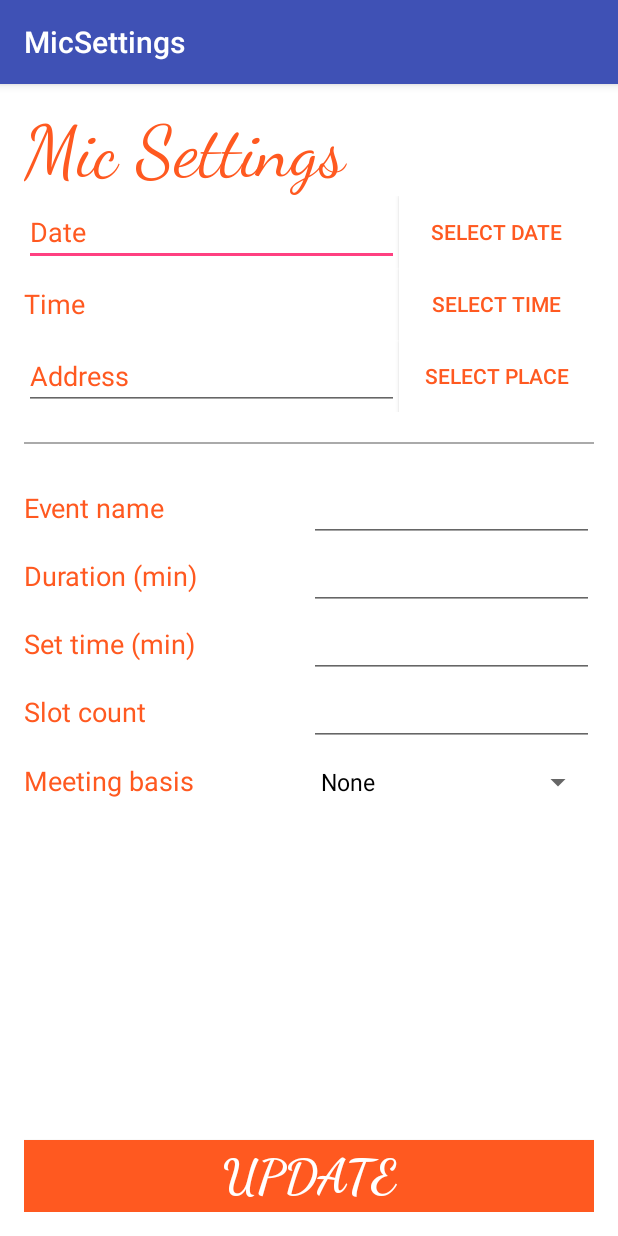
After one commit to StephenAman/CS-194, an Android app: the MicSettings screen opened directly, with no data from a screen before it, on a phone screen of 412 x 824 dp. The commit adds this screen. Run offline under Robolectric (Android 15) with nearby library versions, the phone set to English and light mode, and no system bars; 5 statements that could not run were skipped.

Commit message:
Pulling in new methods for updating

```diff
--- a/Micspot/app/src/main/AndroidManifest.xml
+++ b/Micspot/app/src/main/AndroidManifest.xml
@@ -46,6 +46,9 @@
             android:name=".SignUpActivity"
             android:label="@string/title_activity_sign_up" />
         <activity
+            android:name=".MicSettings"
+            android:label="MicSettings" />
+        <activity
             android:name=".CreateMic"
             android:theme="@style/AppTheme.NoActionBar">
         </activity>
--- /dev/null
+++ b/Micspot/app/src/main/java/com/example/pball/micspot/MicSettings.java
@@ -0,0 +1,256 @@
+package com.example.pball.micspot;
+
+
+import android.os.Bundle;
+import android.app.Activity;
+import android.view.LayoutInflater;
+import android.widget.ArrayAdapter;
+import android.widget.ListView;
+import android.content.Context;
+import android.view.View;
+import android.view.ViewGroup;
+import android.widget.TextView;
+import android.widget.Button;
+
+import retrofit2.Call;
+import retrofit2.Callback;
+import retrofit2.Response;
+
+import java.io.IOException;
+import android.app.DatePickerDialog;
+import android.app.DatePickerDialog.OnDateSetListener;
+import android.app.TimePickerDialog;
+import android.app.TimePickerDialog.OnTimeSetListener;
+import android.content.Intent;
+import android.os.Bundle;
+import android.support.v7.app.AppCompatActivity;
+import android.view.View;
+import android.widget.ArrayAdapter;
+import android.widget.DatePicker;
+import android.widget.EditText;
+import android.widget.Spinner;
+import android.widget.TimePicker;
+import android.widget.Toast;
+
+import com.google.android.gms.location.places.Place;
+import com.google.android.gms.location.places.ui.PlacePicker;
+
+import java.io.IOException;
+import java.text.SimpleDateFormat;
+import java.util.Calendar;
+import java.util.Date;
+
+import retrofit2.Call;
+import retrofit2.Callback;
+import retrofit2.Response;
+
+public class MicSettings extends AppCompatActivity {
+    private static final String PREF_FILE = "SharedPrefs";
+    private static final int PLACE_PICKER_REQUEST = 1;
+    private MicSpotService service;
+    private EditText dateField;
+    private EditText timeField;
+    private EditText addressField;
+    private Date chosenDate;
+    private MicSpotService.Mic mic;
+    private Date chosenTime;
+    private Place chosenPlace;
+    private String micId;
+    private String userId;
+    private String jwt;
+
+    @Override
+    protected void onCreate(Bundle savedInstanceState) {
+        super.onCreate(savedInstanceState);
+
+        Bundle b = this.getIntent().getExtras();
+        if (b != null) {
+            mic = b.getParcelable("MicSpotService.Mic");
+        }
+        setContentView(R.layout.activity_settings);
+
+
+        // Configure selection fields
+        dateField = (EditText) findViewById(R.id.mic_date_field);
+        timeField = (EditText) findViewById(R.id.mic_time_field);
+        addressField = (EditText) findViewById(R.id.mic_address_field);
+        dateField.setKeyListener(null);
+        timeField.setKeyListener(null);
+        addressField.setKeyListener(null);
+
+
+
+
+
+        // Configure spinner
+        Spinner spinner = (Spinner) findViewById(R.id.mic_meeting_basis_spinner);
+        ArrayAdapter<CharSequence> adapter = ArrayAdapter.createFromResource(this,
+                R.array.meeting_basis_options, android.R.layout.simple_spinner_dropdown_item);
+        spinner.setAdapter(adapter);
+
+        addressField.setText(mic.venueAddress);
+
+
+
+//        SimpleDateFormat formatter = new SimpleDateFormat("MM-dd-YYYY");
+//        dateField.setText(formatter.format(mic.startDate.getTime()));
+
+
+//        formatter = new SimpleDateFormat("hh:mm a");
+//        timeField.setText(formatter.format(mic.startDate.getTime()));
+
+
+
+
+        EditText nameField = (EditText) findViewById(R.id.mic_name_field);
+        EditText durationField = (EditText) findViewById(R.id.mic_duration_field);
+        EditText setTimeField = (EditText) findViewById(R.id.mic_set_time_field);
+        EditText numSlotsField = (EditText) findViewById(R.id.mic_num_slots_field);
+        nameField.setText(mic.micName);
+        durationField.setText( (int)mic.duration + "");
+        setTimeField.setText( (int)mic.setTime + "");
+        numSlotsField.setText((int) mic.numSlots+"");
+
+
+        //timeField.setText(mic.setTime);
+//        spinner.setAdapter(adapter);
+//        if (!mic.meetingBasis.equals(null)) {
+//            int spinnerPosition = adapter.getPosition(mic.meetingBasis);
+//            spinner.setSelection(spinnerPosition);
+//        }
+
+    }
+
+
+    public void showDatePicker(View v) {
+        Calendar c = Calendar.getInstance();
+        int day = c.get(Calendar.DAY_OF_MONTH);
+        int month = c.get(Calendar.MONTH);
+        int year = c.get(Calendar.YEAR);
+        DatePickerDialog dialog = new DatePickerDialog(
+                this, new DateFieldListener(), year, month, day
+        );
+        dialog.show();
+    }
+
+    public class DateFieldListener implements OnDateSetListener {
+        public void onDateSet(DatePicker view, int year, int month, int day) {
+            Calendar c = Calendar.getInstance();
+            c.set(year, month, day, 0, 0);
+            chosenDate = c.getTime();
+            SimpleDateFormat formatter = new SimpleDateFormat("MM-dd-YYYY");
+            dateField.setText(formatter.format(c.getTime()));
+        }
+    }
+
+    public void showTimePicker(View v) {
+        Calendar c = Calendar.getInstance();
+        int hour = c.get(Calendar.HOUR_OF_DAY);
+        TimePickerDialog dialog = new TimePickerDialog(
+                this, new TimeFieldListener(), hour, 0, false
+        );
+        dialog.show();
+    }
+
+    public class TimeFieldListener implements OnTimeSetListener {
+        public void onTimeSet(TimePicker view, int hour, int minute) {
+            Calendar c = Calendar.getInstance();
+            c.set(2000, 0, 0, hour, minute);
+            chosenTime = c.getTime();
+            SimpleDateFormat formatter = new SimpleDateFormat("hh:mm a");
+            timeField.setText(formatter.format(c.getTime()));
+        }
+    }
+
+    public void showPlacePicker(View v) {
+        try {
+            PlacePicker.IntentBuilder builder = new PlacePicker.IntentBuilder();
+            startActivityForResult(builder.build(this), PLACE_PICKER_REQUEST);
+        } catch (Exception e) {
+            e.printStackTrace();
+        }
+    }
+
+    protected void onActivityResult(int requestCode, int resultCode, Intent data) {
+        if (requestCode == PLACE_PICKER_REQUEST) {
+            if (resultCode == RESULT_OK) {
+                Place place = PlacePicker.getPlace(data, this);
+                chosenPlace = place;
+                addressField.setText(place.getAddress());
+            }
+        }
+    }
+
+    public void tryCreateMic(View v) {
+        // Validate fields
+        EditText nameField = (EditText) findViewById(R.id.mic_name_field);
+        EditText durationField = (EditText) findViewById(R.id.mic_duration_field);
+        EditText setTimeField = (EditText) findViewById(R.id.mic_set_time_field);
+        EditText numSlotsField = (EditText) findViewById(R.id.mic_num_slots_field);
+
+        if (
+                isEmpty(dateField) || isEmpty(timeField) || isEmpty(addressField) ||
+                isEmpty(nameField) || isEmpty(durationField) || isEmpty(setTimeField) ||
+                isEmpty(numSlotsField)) {
+            Toast toast = Toast.makeText(this, "All fields must be filled out", Toast.LENGTH_SHORT);
+            toast.show();
+            return;
+        }
+
+        // Get Spinner selection
+        String meetingBasis = ((Spinner)findViewById(R.id.mic_meeting_basis_spinner))
+                .getSelectedItem().toString();
+
+        // Combine date and time fields into one "date-time" object
+        Calendar a = Calendar.getInstance();
+        a.setTime(chosenDate);
+        Calendar b = Calendar.getInstance();
+        b.setTime(chosenTime);
+        a.set(Calendar.HOUR_OF_DAY, b.get(Calendar.HOUR_OF_DAY));
+        a.set(Calendar.MINUTE, b.get(Calendar.MINUTE));
+        a.set(Calendar.SECOND, 0);
+        a.set(Calendar.MILLISECOND, 0);
+
+        // Populate CreateMicData
+        MicSpotService.CreateMicData data = new MicSpotService.CreateMicData(
+                nameField.getText().toString(),
+                chosenPlace.getName().toString(),
+                chosenPlace.getAddress().toString(),
+                (float) chosenPlace.getLatLng().latitude,
+                (float) chosenPlace.getLatLng().longitude,
+                a.getTime(),
+                Integer.parseInt(durationField.getText().toString()),
+                meetingBasis,
+                Integer.parseInt(setTimeField.getText().toString()),
+                Integer.parseInt(numSlotsField.getText().toString())
+        );
+
+        // Send request
+        String jwt = getSharedPreferences(PREF_FILE, MODE_PRIVATE).getString("jwt", null);
+        MicSpotService.MicClient client = service.Create(jwt);
+        Call<Void> call = client.createMic(data);
+        call.enqueue(new Callback<Void>() {
+            @Override
+            public void onResponse(Call<Void> call, Response<Void> response) {
+                if (response.isSuccessful()) {
+                    Toast.makeText(
+                            MicSettings.this, "Mic was successfully created", Toast.LENGTH_SHORT
+                    ).show();
+                } else {
+                    Toast.makeText(MicSettings.this, "Failed to create mic", Toast.LENGTH_SHORT)
+                        .show();
+                }
+                finish();
+            }
+            @Override
+            public void onFailure(Call<Void> call, Throwable t) {
+                t.printStackTrace();
+            }
+        });
+    }
+
+
+    private boolean isEmpty(EditText text) {
+        return text.getText().toString().trim().length() == 0;
+    }
+}
--- a/Micspot/app/src/main/res/layout/activity_mic_map.xml
+++ b/Micspot/app/src/main/res/layout/activity_mic_map.xml
@@ -1,4 +1,5 @@
 <FrameLayout xmlns:android="http://schemas.android.com/apk/res/android"
+    xmlns:app="http://schemas.android.com/apk/res-auto"
     xmlns:tools="http://schemas.android.com/tools"
     android:layout_width="match_parent"
     android:layout_height="match_parent"
@@ -25,4 +26,8 @@
         android:textColor="@color/white"
         android:background="@drawable/round_button"
         android:onClick="createMic"/>
+
+
+
+
 </FrameLayout>
--- /dev/null
+++ b/Micspot/app/src/main/res/layout/activity_settings.xml
@@ -0,0 +1,275 @@
+<?xml version="1.0" encoding="utf-8"?>
+<RelativeLayout xmlns:android="http://schemas.android.com/apk/res/android"
+    xmlns:tools="http://schemas.android.com/tools"
+    android:id="@+id/activity_create_mic"
+    android:layout_width="match_parent"
+    android:layout_height="match_parent"
+    android:paddingBottom="@dimen/activity_vertical_margin"
+    android:paddingLeft="@dimen/activity_horizontal_margin"
+    android:paddingRight="@dimen/activity_horizontal_margin"
+    android:paddingTop="@dimen/activity_vertical_margin"
+    android:background="#FFFFFF"
+    tools:context="com.example.pball.micspot.CreateMic">
+
+    <LinearLayout
+        android:orientation="vertical"
+        android:layout_width="match_parent"
+        android:layout_height="wrap_content"
+        android:layout_alignParentTop="true"
+        android:layout_alignParentLeft="true"
+        android:layout_alignParentStart="true">
+
+        <TextView
+            android:text="Mic Settings"
+            android:textColor="@color/micspotOrange"
+            android:fontFamily="cursive"
+            android:textSize="48dp"
+            android:layout_width="match_parent"
+            android:id="@+id/textView3"
+            android:layout_height="wrap_content"
+            android:textAppearance="@android:style/TextAppearance.Material.Display1" />
+
+        <LinearLayout
+            android:orientation="horizontal"
+            android:layout_width="match_parent"
+            android:layout_height="wrap_content"
+            android:gravity="center_vertical">
+
+            <EditText
+                android:layout_width="wrap_content"
+                android:layout_height="wrap_content"
+                android:inputType="date"
+                android:ems="10"
+                android:id="@+id/mic_date_field"
+                android:layout_weight="1"
+                android:textColorHint="@color/micspotOrange"
+                android:textAlignment="viewStart"
+                android:hint="Date"/>
+
+            <Button
+                android:text="Select date"
+                android:textColor="@color/micspotOrange"
+                android:background="#FFFFFF"
+                android:layout_width="130dp"
+                android:layout_height="wrap_content"
+                android:id="@+id/date_button"
+                android:onClick="showDatePicker"/>
+
+        </LinearLayout>
+
+        <LinearLayout
+            android:orientation="horizontal"
+            android:layout_width="match_parent"
+            android:layout_height="match_parent"
+            android:layout_weight="1"
+            android:gravity="center_vertical">
+
+            <EditText
+                android:layout_width="wrap_content"
+                android:layout_height="wrap_content"
+                android:inputType="time"
+                android:ems="10"
+                android:id="@+id/mic_time_field"
+                android:layout_weight="1"
+                android:hint="Time"
+                android:textColorHint="@color/micspotOrange"
+                android:textColor="@color/micspotOrange"
+                android:background="#FFFFFF"
+                android:textAlignment="textStart" />
+
+            <Button
+                android:text="Select time"
+                android:textColor="@color/micspotOrange"
+                android:background="#FFFFFF"
+                android:layout_height="wrap_content"
+                android:id="@+id/time_button"
+                android:layout_width="130dp"
+                android:onClick="showTimePicker"/>
+        </LinearLayout>
+
+        <LinearLayout
+            android:orientation="horizontal"
+            android:layout_width="match_parent"
+            android:layout_height="match_parent"
+            android:gravity="center_vertical">
+
+            <EditText
+                android:layout_width="match_parent"
+                android:layout_height="wrap_content"
+                android:inputType="textPostalAddress"
+                android:ems="10"
+                android:id="@+id/mic_address_field"
+                android:layout_weight="1"
+                android:textColorHint="@color/micspotOrange"
+                android:hint="Address" />
+
+            <Button
+                android:text="Select place"
+                android:textColor="@color/micspotOrange"
+                android:background="#FFFFFF"
+                android:layout_height="wrap_content"
+                android:id="@+id/place_button"
+                android:layout_width="130dp"
+                android:onClick="showPlacePicker" />
+        </LinearLayout>
+
+        <View
+            android:layout_width="match_parent"
+            android:layout_height="1dp"
+            android:background="@android:color/darker_gray"
+            android:layout_marginTop="20dp"
+            android:layout_marginBottom="20dp"/>
+
+        <TableLayout
+            android:layout_width="match_parent"
+            android:layout_height="match_parent">
+
+            <TableRow
+                android:layout_width="match_parent"
+                android:layout_height="match_parent"
+                android:stretchColumns="*">
+
+                <TextView
+                    android:text="Event name"
+                    android:textColor="@color/micspotOrange"
+                    android:id="@+id/textView2"
+                    android:textAppearance="@android:style/TextAppearance.Material.Medium"
+                    android:layout_width="0dp"
+                    android:layout_height="wrap_content"
+                    android:layout_column="1"
+                    android:layout_weight="1" />
+
+                <EditText
+                    android:inputType="textPersonName"
+                    android:textColor="@color/micspotOrange"
+                    android:ems="10"
+                    android:id="@+id/mic_name_field"
+                    android:layout_width="0dp"
+                    android:layout_height="wrap_content"
+                    android:layout_column="2"
+                    android:layout_weight="1" />
+            </TableRow>
+
+            <TableRow
+                android:layout_width="match_parent"
+                android:layout_height="match_parent"
+                android:stretchColumns="*">
+
+                <TextView
+                    android:text="Duration (min)"
+                    android:id="@+id/textView6"
+                    android:textColor="@color/micspotOrange"
+                    android:textAppearance="@android:style/TextAppearance.Material.Medium"
+                    android:layout_width="0dp"
+                    android:layout_height="wrap_content"
+                    android:layout_column="1"
+                    android:layout_weight="1" />
+
+                <EditText
+                    android:inputType="number"
+                    android:ems="10"
+                    android:id="@+id/mic_duration_field"
+                    android:layout_width="0dp"
+                    android:layout_height="wrap_content"
+                    android:layout_column="2"
+                    android:layout_weight="1" />
+            </TableRow>
+
+            <TableRow
+                android:layout_width="match_parent"
+                android:layout_height="match_parent"
+                android:stretchColumns="*">
+
+                <TextView
+                    android:text="Set time (min)"
+                    android:textColor="@color/micspotOrange"
+
+                    android:id="@+id/textView7"
+                    android:textAppearance="@android:style/TextAppearance.Material.Medium"
+                    android:layout_width="0dp"
+                    android:layout_height="wrap_content"
+                    android:layout_column="1"
+                    android:layout_weight="1" />
+
+                <EditText
+                    android:inputType="number"
+                    android:ems="10"
+                    android:id="@+id/mic_set_time_field"
+                    android:layout_width="0dp"
+                    android:layout_height="wrap_content"
+                    android:layout_column="2"
+                    android:layout_weight="1" />
+
+            </TableRow>
+
+            <TableRow
+                android:layout_width="match_parent"
+                android:layout_height="match_parent" >
+
+                <TextView
+                    android:text="Slot count"
+                    android:textColor="@color/micspotOrange"
+
+                    android:id="@+id/textView8"
+                    android:textAppearance="@android:style/TextAppearance.Material.Medium"
+                    android:layout_width="0dp"
+                    android:layout_height="wrap_content"
+                    android:layout_column="1"
+                    android:layout_weight="1" />
+
+                <EditText
+                    android:inputType="number"
+                    android:ems="10"
+                    android:id="@+id/mic_num_slots_field"
+                    android:layout_width="0dp"
+                    android:layout_height="wrap_content"
+                    android:layout_column="2"
+                    android:layout_weight="1" />
+            </TableRow>
+
+            <TableRow
+                android:layout_width="match_parent"
+                android:layout_height="match_parent"
+                android:stretchColumns="*">
+
+                <TextView
+                    android:text="Meeting basis"
+                    android:textColor="@color/micspotOrange"
+                    android:id="@+id/textView5"
+                    android:textAppearance="@android:style/TextAppearance.Material.Medium"
+                    android:layout_width="0dp"
+                    android:layout_height="wrap_content"
+                    android:layout_column="1"
+                    android:layout_weight="1" />
+
+
+                <Spinner
+                    android:id="@+id/mic_meeting_basis_spinner"
+                    android:layout_width="0dp"
+                    android:layout_height="wrap_content"
+                    android:layout_column="2"
+                    android:layout_weight="1"
+                    android:layout_marginBottom="10dp"/>
+
+
+            </TableRow>
+        </TableLayout>
+
+    </LinearLayout>
+
+    <Button
+        android:text="Update"
+        android:textStyle="bold"
+        android:fontFamily="cursive"
+        android:textSize="32dp"
+        android:textColor="@color/white"
+        android:background="@color/micspotOrange"
+        android:layout_width="match_parent"
+        android:layout_height="wrap_content"
+        android:id="@+id/create_button"
+        android:onClick="tryCreateMic"
+        android:layout_alignParentBottom="true"
+        android:layout_alignParentLeft="true"
+        android:layout_alignParentStart="true" />
+
+</RelativeLayout>
--- a/Micspot/app/src/main/res/values/colors.xml
+++ b/Micspot/app/src/main/res/values/colors.xml
@@ -1,6 +1,6 @@
 <?xml version="1.0" encoding="utf-8"?>
 <resources>
-    <color name="micspotBlue">#2BAAF6</color>
+    <color name="micspotBlue">#2baaf6</color>
     <color name="micspotOrange">#FF5920</color>
     <color name="micspotYellow">#FFC420</color>
     <color name="white">#FFFFFF</color>
```
Also changed, not shown: Micspot/app/src/main/java/com/example/pball/micspot/MicSpotService.java (+72 -2 lines), Micspot/app/src/main/java/com/example/pball/micspot/SignUpActivity.java (+25 -0 lines), Micspot/app/src/main/res/drawable/round_button_settings.xml (added, +15 -0 lines), Micspot/app/src/main/res/layout/activity_sign_up.xml (+22 -5 lines), Micspot/app/src/main/res/drawable/plus.png (added), Micspot/app/src/main/res/drawable/settings_icon.png (added).
